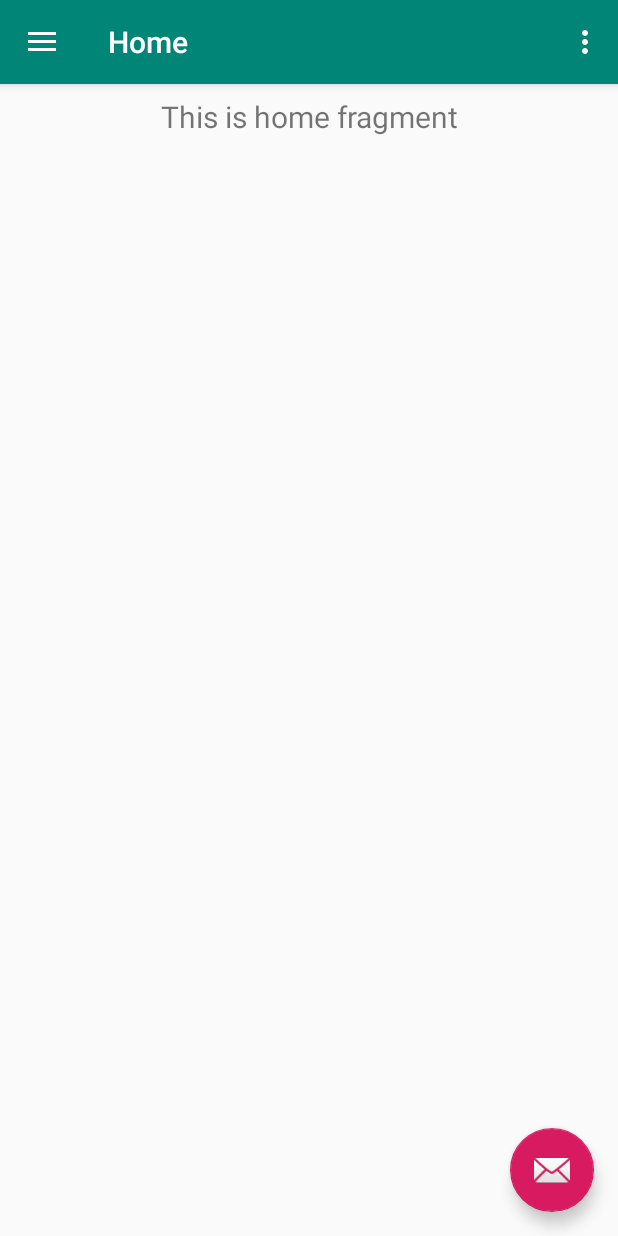
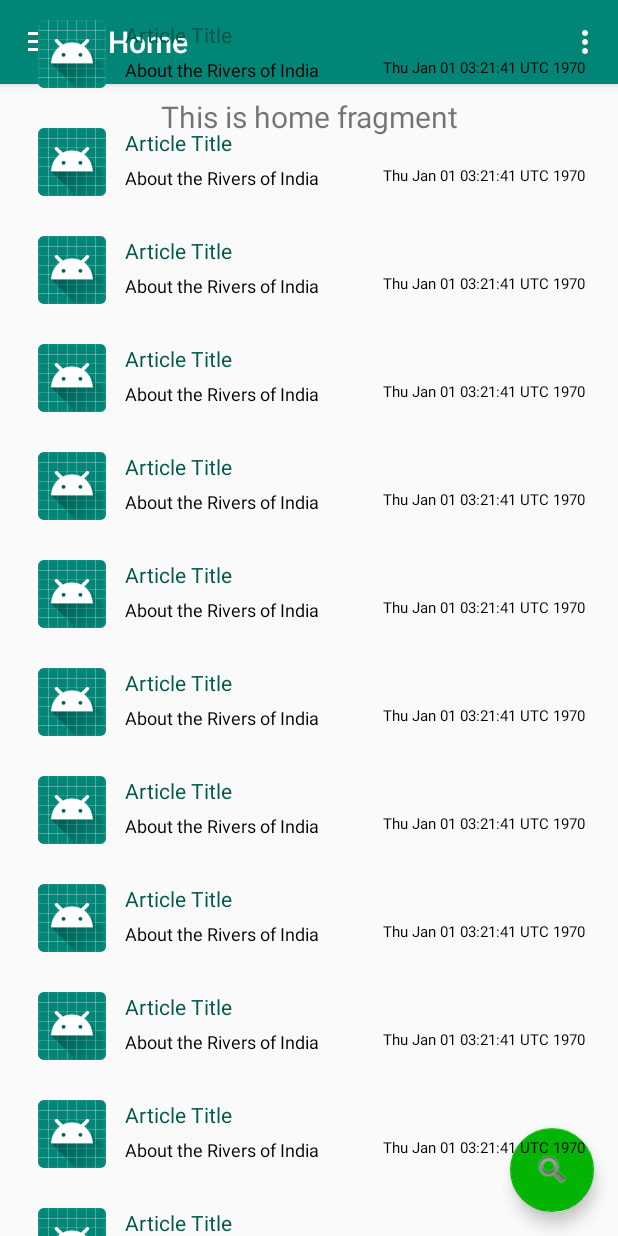
Before and after one commit to ashwinkolhatkar/RiversofPune, an Android app: the screen it shows after launch (MainActivity), on a phone screen of 412 x 824 dp. Run offline under Robolectric (Android 15) with nearby library versions, the phone set to English and light mode, and no system bars; our stand-ins replace navigation-ui; 1 statement that could not run was skipped.

Commit message:
Add RecyclerView to make list in app. Change Color Scheme to blue-green look

```diff
--- /dev/null
+++ b/app/src/main/java/com/example/riversofpune/Article.java
@@ -0,0 +1,114 @@
+package com.example.riversofpune;
+
+import android.content.Context;
+import android.view.LayoutInflater;
+import android.view.View;
+import android.view.ViewGroup;
+import android.widget.TextView;
+
+import androidx.annotation.NonNull;
+import androidx.recyclerview.widget.RecyclerView;
+
+import java.util.ArrayList;
+import java.util.Date;
+
+public class Article { // POJO to store articles in Database in the future.
+    private String articleContentSummary;
+    private String articleContent;
+    private String articleTitle;
+    private Date articleDate;
+    private String[] sources;
+
+
+    private String[] imageLinks; /* TODO array of links to images --> find how to change array of images to
+    series of images in ImageView.
+    In db implementation, maybe the pics can be downloaded prior to use in a cache? */
+
+    public String getArticleContentSummary() {
+        return articleContentSummary;
+    }
+
+    public void setArticleContentSummary(String articleContentSummary) {
+        this.articleContentSummary = articleContentSummary;
+    }
+
+    public String getArticleContent() {
+        return articleContent;
+    }
+
+    public void setArticleContent(String articleContent) {
+        this.articleContent = articleContent;
+    }
+
+    public Date getArticleDate() {
+        return articleDate;
+    }
+
+    public void setArticleDate(Date articleDate) {
+        this.articleDate = articleDate;
+    }
+
+    public static class ArticleAdapter extends RecyclerView.Adapter<ArticleAdapter.ArticleButtonViewHolder> {
+
+        private ArrayList<Article> list_members=new ArrayList<>();
+        private final LayoutInflater inflater;
+        View view;
+        ArticleButtonViewHolder holder;
+        private Context context;
+
+        public ArticleAdapter(Context context){
+            this.context=context;
+            inflater=LayoutInflater.from(context);
+        }
+
+        @NonNull
+        @Override
+        public ArticleButtonViewHolder onCreateViewHolder(@NonNull ViewGroup parent, int viewType) {
+            view=inflater.inflate(R.layout.custom_row, parent, false);
+            holder=new ArticleButtonViewHolder(view);
+            return holder;
+        }
+
+        @Override
+        public void onBindViewHolder(@NonNull final ArticleButtonViewHolder holder, int position) {
+            Article list_items=list_members.get(position);
+            holder.content_summary.setText(list_items.getArticleContentSummary());
+            holder.content.setText(list_items.getArticleContent());
+            holder.date.setText(list_items.getArticleDate().toString());
+        }
+
+        public void setListContent(ArrayList<Article> list_members){
+            this.list_members=list_members;
+            notifyItemRangeChanged(0,list_members.size());
+        }
+
+        @Override
+        public int getItemCount() {
+            return list_members.size();
+        }
+
+        class ArticleButtonViewHolder extends RecyclerView.ViewHolder implements View.OnClickListener{
+            TextView content_summary,date,content;
+            public ArticleButtonViewHolder(View itemView) {
+                super(itemView);
+                itemView.setOnClickListener(this);
+                content_summary=(TextView)itemView.findViewById(R.id.content_summary);
+                content=(TextView)itemView.findViewById(R.id.content);
+                date=(TextView)itemView.findViewById(R.id.date);
+                // TODO Add ImageViews as well.
+
+            }
+
+            @Override
+            public void onClick(View v) {
+                // TODO open article in new activity
+            }
+        }
+
+        public void removeAt(int position) {
+            list_members.remove(position);
+            notifyItemRemoved(position);
+            notifyItemRangeChanged(0, list_members.size());
+        }
+    }
+}
--- a/app/src/main/java/com/example/riversofpune/MainActivity.java
+++ b/app/src/main/java/com/example/riversofpune/MainActivity.java
@@ -18,12 +18,23 @@ import androidx.drawerlayout.widget.DrawerLayout;
 
 import androidx.appcompat.app.AppCompatActivity;
 import androidx.appcompat.widget.Toolbar;
+import androidx.recyclerview.widget.LinearLayoutManager;
+import androidx.recyclerview.widget.RecyclerView;
 
 import android.view.Menu;
 
+import java.util.ArrayList;
+import java.util.Date;
+
 public class MainActivity extends AppCompatActivity {
 
+    // TODO app constantly crashing. Fix fast.
     private AppBarConfiguration mAppBarConfiguration;
+    RecyclerView recyclerView;
+    Article.ArticleAdapter adapter;
+    private ArrayList<Article> listContentArray= new ArrayList<>();
+
+
 
     @Override
     protected void onCreate(Bundle savedInstanceState) {
@@ -35,7 +46,7 @@ public class MainActivity extends AppCompatActivity {
         fab.setOnClickListener(new View.OnClickListener() {
             @Override
             public void onClick(View view) {
-                Snackbar.make(view, "Replace with your own action", Snackbar.LENGTH_LONG)
+                Snackbar.make(view, "Do we need this button? maybe for search?", Snackbar.LENGTH_LONG)
                         .setAction("Action", null).show();
             }
         });
@@ -51,6 +62,38 @@ public class MainActivity extends AppCompatActivity {
         NavController navController = Navigation.findNavController(this, R.id.nav_host_fragment);
         NavigationUI.setupActionBarWithNavController(this, navController, mAppBarConfiguration);
         NavigationUI.setupWithNavController(navigationView, navController);
+
+        recyclerView=(RecyclerView)findViewById(R.id.recycleView);
+        //As explained in the tutorial, LineatLayoutManager tells the RecyclerView that the view
+        //must be arranged in linear fashion
+        recyclerView.setLayoutManager(new LinearLayoutManager(this));
+        adapter=new Article.ArticleAdapter(this);
+        //Method call for populating the view
+        populateRecyclerViewValues();
+
+    }
+
+    private void populateRecyclerViewValues() {
+        /** This is where we pass the data to the adpater using POJO class.
+         *  The for loop here is optional. I've just populated same data for 50 times.
+         *  You can use a JSON object request to gather the required values and populate in the
+         *  RecyclerView.
+         * */
+        for(int iter=1;iter<=50;iter++) {
+            //Creating POJO class object
+            Article pojoObject = new Article();
+            //Values are binded using set method of the POJO class
+            pojoObject.setArticleContentSummary("About the Rivers of India");
+            pojoObject.setArticleContent("This is bad for the rivers "+iter);
+            pojoObject.setArticleDate(new Date(12101998L));
+            //After setting the values, we add all the Objects to the array
+            //Hence, listConentArr is a collection of Array of POJO objects
+            listContentArray.add(pojoObject);
+        }
+        //We set the array to the adapter
+        adapter.setListContent(listContentArray);
+        //We in turn set the adapter to the RecyclerView
+        recyclerView.setAdapter(adapter);
     }
 
     @Override
--- a/app/src/main/res/layout/activity_main.xml
+++ b/app/src/main/res/layout/activity_main.xml
@@ -22,4 +22,22 @@
         android:layout_width="match_parent"
         android:layout_height="match_parent" />
 
+    <ScrollView
+        android:layout_width="match_parent"
+        android:layout_height="match_parent">
+
+        <LinearLayout
+            android:layout_width="match_parent"
+            android:layout_height="wrap_content"
+            android:orientation="vertical" >
+
+            <android.support.v7.widget.RecyclerView
+                android:layout_height="match_parent"
+                android:layout_width="match_parent"
+                android:id="@+id/recycleView"
+                app:layout_behavior="@string/appbar_scrolling_view_behavior">
+            </android.support.v7.widget.RecyclerView>
+        </LinearLayout>
+    </ScrollView>
+
 </androidx.drawerlayout.widget.DrawerLayout>
--- a/app/src/main/res/layout/app_bar_main.xml
+++ b/app/src/main/res/layout/app_bar_main.xml
@@ -26,7 +26,7 @@
         android:layout_height="wrap_content"
         android:layout_gravity="bottom|end"
         android:layout_margin="@dimen/fab_margin"
-        app:srcCompat="@android:drawable/ic_dialog_email" />
+        app:srcCompat="@android:drawable/ic_search_category_default" />
 
     <include layout="@layout/content_main" />
 
--- /dev/null
+++ b/app/src/main/res/layout/custom_row.xml
@@ -0,0 +1,64 @@
+<?xml version="1.0" encoding="utf-8"?>
+<RelativeLayout xmlns:android="http://schemas.android.com/apk/res/android"
+    android:layout_width="fill_parent"
+    android:layout_height="72dp"
+    android:padding="6dip"
+    android:clickable="true">
+
+    <ImageView
+        android:id="@+id/picture"
+        android:layout_width="45dp"
+        android:layout_height="45dp"
+        android:padding="0dp"
+        android:src="@mipmap/ic_launcher_round"
+        android:layout_marginLeft="16dp"
+        android:layout_centerVertical="true"
+        android:layout_alignParentLeft="true"
+        android:layout_alignParentStart="true"
+        android:layout_marginStart="19dp" />
+
+    <!-- TODO put image link here: change the android:src="imgpath" above.-->
+    <TextView
+        android:id="@+id/content_summary"
+        android:layout_width="fill_parent"
+        android:layout_height="wrap_content"
+        android:ellipsize="marquee"
+        android:singleLine="true"
+        android:text="Content Summary"
+        android:textSize="12sp"
+        android:paddingLeft="5dp"
+        android:textColor="@color/colorTextPrimary"
+        android:layout_below="@+id/article_title"
+        android:layout_alignParentRight="true"
+        android:layout_marginLeft="72dp"
+        android:layout_marginRight="16dp" />
+
+    <TextView
+        android:id="@+id/article_title"
+        android:layout_width="fill_parent"
+        android:layout_height="wrap_content"
+        android:layout_alignWithParentIfMissing="true"
+        android:gravity="center_vertical"
+        android:text="Article Title"
+        android:textSize="14sp"
+        android:paddingLeft="5dp"
+        android:textColor="@color/colorPrimaryDark"
+        android:layout_alignTop="@+id/picture"
+        android:layout_alignParentRight="true"
+        android:layout_alignParentEnd="true"
+        android:layout_marginLeft="72dp"
+        android:layout_marginRight="16dp"
+        android:paddingBottom="5dp" />
+
+    <TextView
+        android:layout_width="wrap_content"
+        android:layout_height="wrap_content"
+        android:textAppearance="?android:attr/textAppearanceSmall"
+        android:text="date"
+        android:id="@+id/date"
+        android:textSize="10sp"
+        android:textColor="@color/colorTextPrimary"
+        android:layout_below="@+id/article_title"
+        android:layout_alignRight="@+id/content_summary"
+        android:layout_alignEnd="@+id/content_summary" />
+</RelativeLayout>
--- a/app/src/main/res/values/colors.xml
+++ b/app/src/main/res/values/colors.xml
@@ -2,5 +2,7 @@
 <resources>
     <color name="colorPrimary">#008577</color>
     <color name="colorPrimaryDark">#00574B</color>
-    <color name="colorAccent">#D81B60</color>
+    <color name="colorAccent">#04B404</color>
+    <color name="colorTextPrimary">#000000</color>
+    <color name="colorTextSecondary">#585858</color>
 </resources>
```
Also changed, not shown: 1 other file.
